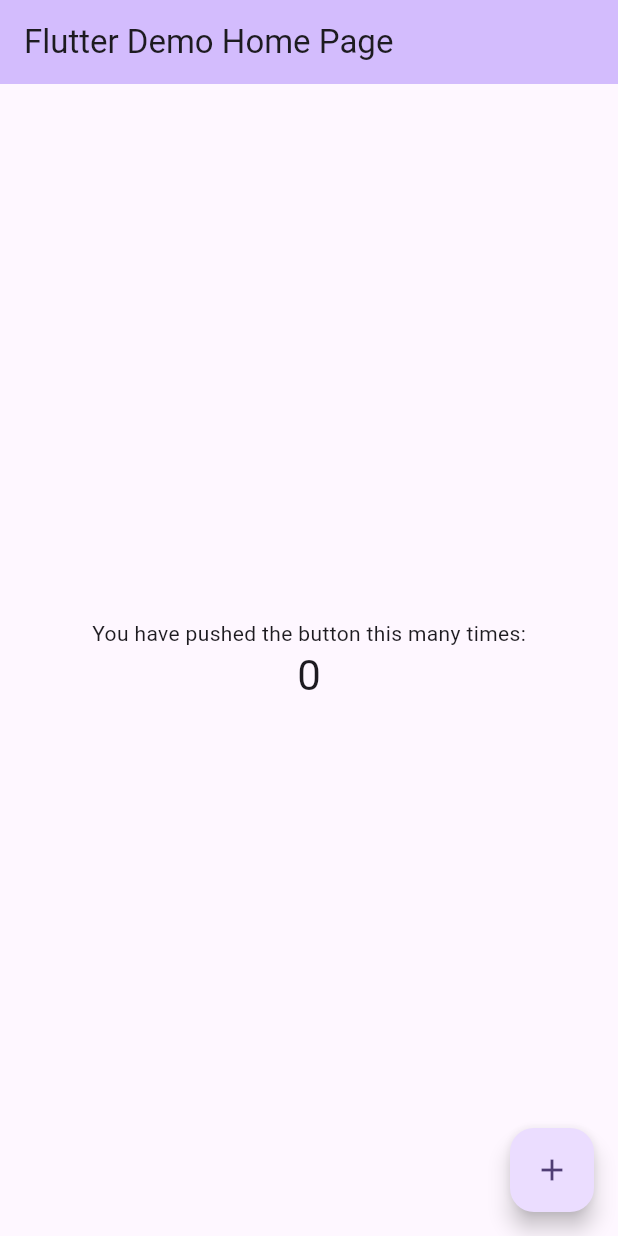
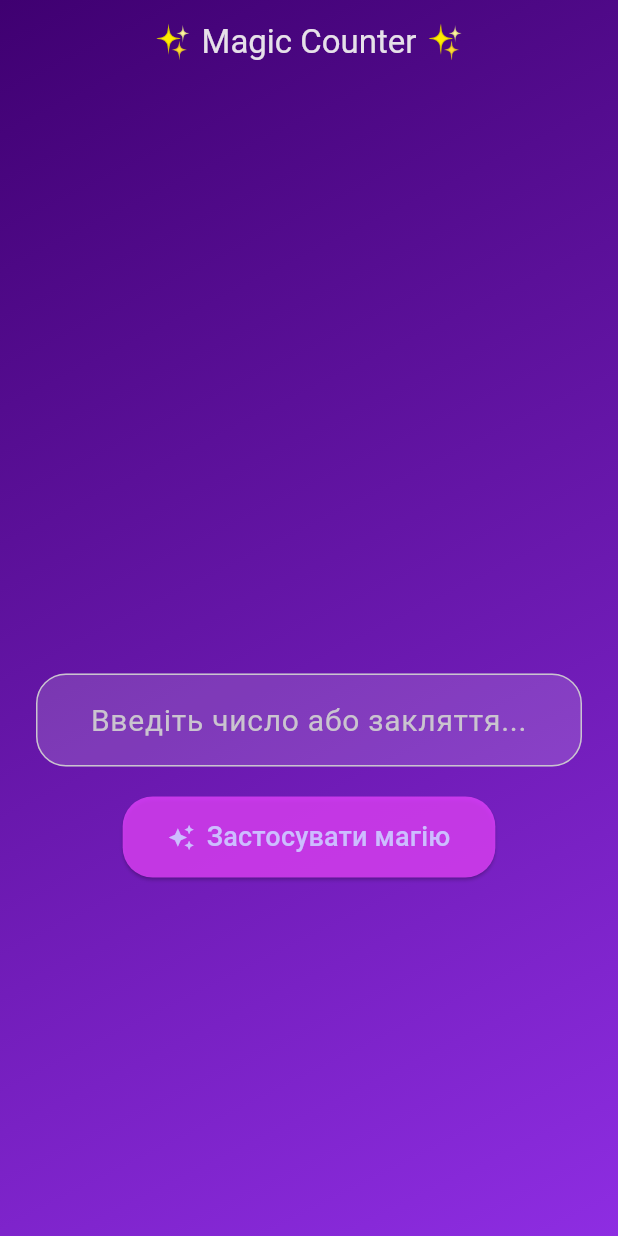
Before and after one commit to aniitaammm/my_project, a Flutter app: the screen it shows after launch, on a phone screen of 412 x 824 dp. Run offline on Flutter 3.47's test engine with Material 3 defaults, Android fonts, the phone set to English and light mode, and no system bars.

Commit message:
Updated Magic Counter app code

```diff
--- a/lib/main.dart
+++ b/lib/main.dart
@@ -1,122 +1,177 @@
 import 'package:flutter/material.dart';
 
 void main() {
-  runApp(const MyApp());
+  runApp(const MagicCounterApp());
 }
 
-class MyApp extends StatelessWidget {
-  const MyApp({super.key});
+class MagicCounterApp extends StatelessWidget {
+  const MagicCounterApp({super.key});
 
-  // This widget is the root of your application.
   @override
   Widget build(BuildContext context) {
     return MaterialApp(
-      title: 'Flutter Demo',
+      debugShowCheckedModeBanner: false,
+      title: 'Magic Counter',
       theme: ThemeData(
-        // This is the theme of your application.
-        //
-        // TRY THIS: Try running your application with "flutter run". You'll see
-        // the application has a purple toolbar. Then, without quitting the app,
-        // try changing the seedColor in the colorScheme below to Colors.green
-        // and then invoke "hot reload" (save your changes or press the "hot
-        // reload" button in a Flutter-supported IDE, or press "r" if you used
-        // the command line to start the app).
-        //
-        // Notice that the counter didn't reset back to zero; the application
-        // state is not lost during the reload. To reset the state, use hot
-        // restart instead.
-        //
-        // This works for code too, not just values: Most code changes can be
-        // tested with just a hot reload.
-        colorScheme: ColorScheme.fromSeed(seedColor: Colors.deepPurple),
+        brightness: Brightness.dark,
+        colorScheme: ColorScheme.fromSeed(
+          seedColor: Colors.deepPurpleAccent,
+          brightness: Brightness.dark,
         ),
-      home: const MyHomePage(title: 'Flutter Demo Home Page'),
+        useMaterial3: true,
+      ),
+      home: const MagicCounterPage(),
     );
   }
 }
 
-class MyHomePage extends StatefulWidget {
-  const MyHomePage({super.key, required this.title});
-
-  // This widget is the home page of your application. It is stateful, meaning
-  // that it has a State object (defined below) that contains fields that affect
-  // how it looks.
-
-  // This class is the configuration for the state. It holds the values (in this
-  // case the title) provided by the parent (in this case the App widget) and
-  // used by the build method of the State. Fields in a Widget subclass are
-  // always marked "final".
-
-  final String title;
+class MagicCounterPage extends StatefulWidget {
+  const MagicCounterPage({super.key});
 
   @override
-  State<MyHomePage> createState() => _MyHomePageState();
+  State<MagicCounterPage> createState() => _MagicCounterPageState();
 }
 
-class _MyHomePageState extends State<MyHomePage> {
+class _MagicCounterPageState extends State<MagicCounterPage>
+    with SingleTickerProviderStateMixin {
   int _counter = 0;
+  final _controller = TextEditingController();
 
-  void _incrementCounter() {
+  late AnimationController _animationController;
+  late Animation<double> _animation;
+
+  @override
+  void initState() {
+    super.initState();
+    _animationController = AnimationController(
+      vsync: this,
+      duration: const Duration(milliseconds: 500),
+    );
+    _animation = CurvedAnimation(
+      parent: _animationController,
+      curve: Curves.easeOutBack,
+    );
+  }
+
+  void _updateCounter(int value) {
     setState(() {
-      // This call to setState tells the Flutter framework that something has
-      // changed in this State, which causes it to rerun the build method below
-      // so that the display can reflect the updated values. If we changed
-      // _counter without calling setState(), then the build method would not be
-      // called again, and so nothing would appear to happen.
-      _counter++;
+      _counter += value;
     });
+    _animationController.forward(from: 0);
+  }
+
+  void _applyMagic() {
+    final text = _controller.text.trim();
+
+    if (text.toLowerCase() == 'avada kedavra') {
+      setState(() => _counter = 0);
+      _showSnack('💀 Магія спрацювала! Рахунок скинуто.');
+    } else {
+      final number = int.tryParse(text);
+      if (number != null) {
+        _updateCounter(number);
+      } else {
+        _showSnack('🪄 Введіть число або "Avada Kedavra"');
+      }
+    }
+    _controller.clear();
+  }
+
+  void _showSnack(String message) {
+    ScaffoldMessenger.of(context).showSnackBar(
+      SnackBar(
+        content: Text(message),
+        behavior: SnackBarBehavior.floating,
+        duration: const Duration(seconds: 2),
+      ),
+    );
+  }
+
+  @override
+  void dispose() {
+    _controller.dispose();
+    _animationController.dispose();
+    super.dispose();
   }
 
   @override
   Widget build(BuildContext context) {
-    // This method is rerun every time setState is called, for instance as done
-    // by the _incrementCounter method above.
-    //
-    // The Flutter framework has been optimized to make rerunning build methods
-    // fast, so that you can just rebuild anything that needs updating rather
-    // than having to individually change instances of widgets.
-    return Scaffold(
+    return Container(
+      decoration: const BoxDecoration(
+        gradient: LinearGradient(
+          colors: [Color(0xFF3F0071), Color(0xFF8E2DE2)],
+          begin: Alignment.topLeft,
+          end: Alignment.bottomRight,
+        ),
+      ),
+      child: Scaffold(
+        backgroundColor: Colors.transparent,
         appBar: AppBar(
-        // TRY THIS: Try changing the color here to a specific color (to
-        // Colors.amber, perhaps?) and trigger a hot reload to see the AppBar
-        // change color while the other colors stay the same.
-        backgroundColor: Theme.of(context).colorScheme.inversePrimary,
-        // Here we take the value from the MyHomePage object that was created by
-        // the App.build method, and use it to set our appbar title.
-        title: Text(widget.title),
+          title: const Text('✨ Magic Counter ✨'),
+          centerTitle: true,
+          backgroundColor: Colors.transparent,
+          elevation: 0,
         ),
         body: Center(
-        // Center is a layout widget. It takes a single child and positions it
-        // in the middle of the parent.
+          child: Padding(
+            padding: const EdgeInsets.all(24),
             child: Column(
-          // Column is also a layout widget. It takes a list of children and
-          // arranges them vertically. By default, it sizes itself to fit its
-          // children horizontally, and tries to be as tall as its parent.
-          //
-          // Column has various properties to control how it sizes itself and
-          // how it positions its children. Here we use mainAxisAlignment to
-          // center the children vertically; the main axis here is the vertical
-          // axis because Columns are vertical (the cross axis would be
-          // horizontal).
-          //
-          // TRY THIS: Invoke "debug painting" (choose the "Toggle Debug Paint"
-          // action in the IDE, or press "p" in the console), to see the
-          // wireframe for each widget.
               mainAxisAlignment: MainAxisAlignment.center,
-          children: <Widget>[
-            const Text('You have pushed the button this many times:'),
-            Text(
+              children: [
+                ScaleTransition(
+                  scale: _animation,
+                  child: Text(
                     '$_counter',
-              style: Theme.of(context).textTheme.headlineMedium,
+                    style: const TextStyle(
+                      fontSize: 80,
+                      fontWeight: FontWeight.bold,
+                      color: Colors.amberAccent,
+                      shadows: [
+                        Shadow(
+                          blurRadius: 10,
+                          color: Colors.amber,
+                          offset: Offset(0, 0),
                         ),
                       ],
                     ),
                   ),
-      floatingActionButton: FloatingActionButton(
-        onPressed: _incrementCounter,
-        tooltip: 'Increment',
-        child: const Icon(Icons.add),
-      ), // This trailing comma makes auto-formatting nicer for build methods.
+                ),
+                const SizedBox(height: 40),
+                TextField(
+                  controller: _controller,
+                  textAlign: TextAlign.center,
+                  style: const TextStyle(fontSize: 20),
+                  decoration: InputDecoration(
+                    filled: true,
+                    fillColor: Colors.white.withOpacity(0.15),
+                    hintText: 'Введіть число або закляття...',
+                    border: OutlineInputBorder(
+                      borderRadius: BorderRadius.circular(20),
+                    ),
+                  ),
+                ),
+                const SizedBox(height: 20),
+                ElevatedButton.icon(
+                  onPressed: _applyMagic,
+                  style: ElevatedButton.styleFrom(
+                    padding: const EdgeInsets.symmetric(
+                        horizontal: 30, vertical: 14),
+                    backgroundColor: Colors.purpleAccent.withOpacity(0.8),
+                    shape: RoundedRectangleBorder(
+                      borderRadius: BorderRadius.circular(20),
+                    ),
+                  ),
+                  icon: const Icon(Icons.auto_awesome),
+                  label: const Text(
+                    'Застосувати магію',
+                    style: TextStyle(fontSize: 18),
+                  ),
+                ),
+              ],
+            ),
+          ),
+        ),
+      ),
     );
   }
 }
```
Lines whose indentation alone changed are shown as unchanged.
